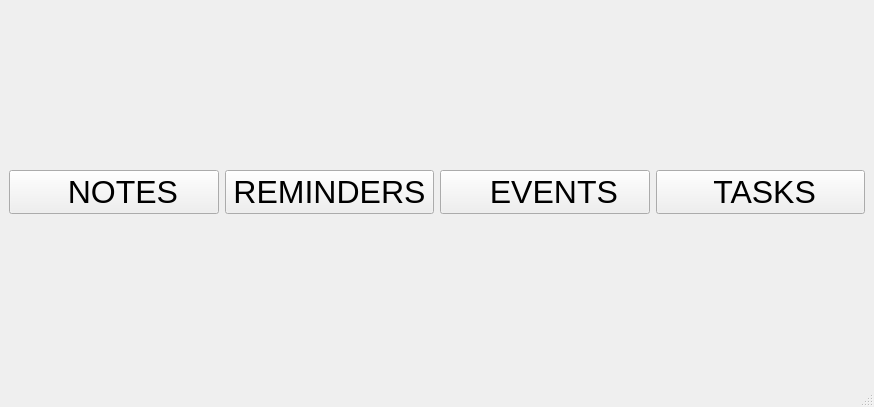
This is dashboard.ui in razashahid107/NOTEPAD-QT as Qt 5 draws it before an edit. The edited form follows.
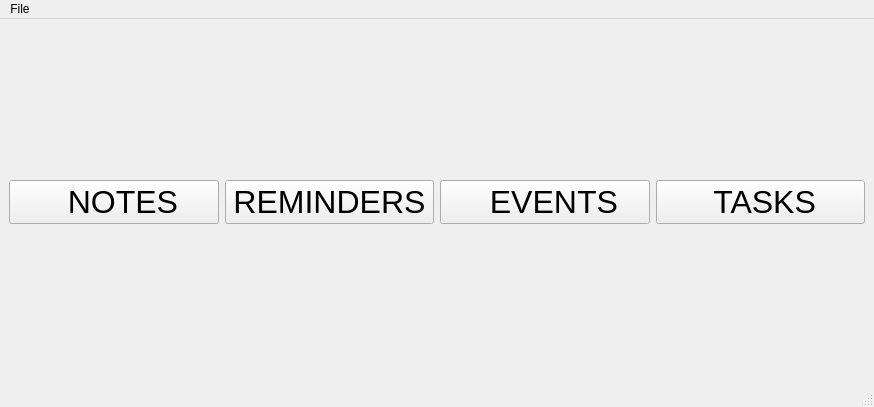
This is the edited form. Icons and pictures are not drawn.

```diff
--- a/dashboard.ui
+++ b/dashboard.ui
@@ -133,6 +133,32 @@
    </layout>
   </widget>
   <widget class="QStatusBar" name="statusbar"/>
+  <widget class="QMenuBar" name="menuBar">
+   <property name="geometry">
+    <rect>
+     <x>0</x>
+     <y>0</y>
+     <width>874</width>
+     <height>20</height>
+    </rect>
+   </property>
+   <widget class="QMenu" name="menuFile">
+    <property name="title">
+     <string>File</string>
+    </property>
+    <addaction name="actionLogout"/>
+   </widget>
+   <addaction name="menuFile"/>
+  </widget>
+  <action name="actionLogout">
+   <property name="icon">
+    <iconset resource="Resources.qrc">
+     <normaloff>:/new/prefix1/Resources_Images/logout.png</normaloff>:/new/prefix1/Resources_Images/logout.png</iconset>
+   </property>
+   <property name="text">
+    <string>Logout</string>
+   </property>
+  </action>
  </widget>
  <resources>
   <include location="Resources.qrc"/>
```
